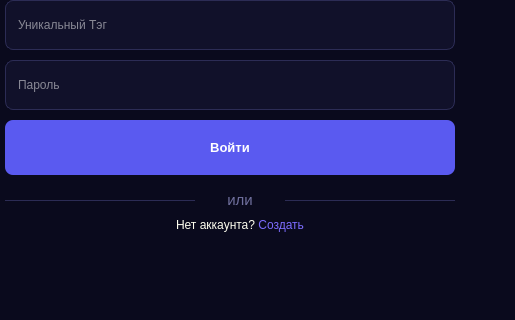
This is Client+logins/aftwindow.ui in ZefirRX/Moon as Qt 5 draws it before an edit; both pictures show x 385 to 900 and y 180 to 500 of the 900 by 500 pixel window. The edited form follows.
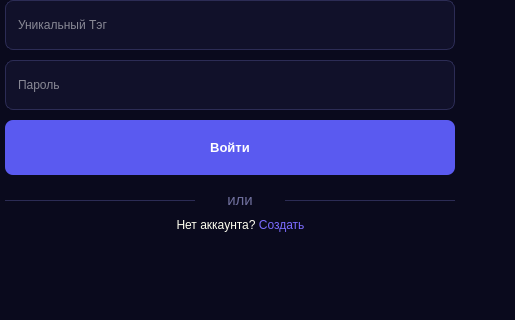
This is the edited form. Icons and pictures are not drawn.

Commit message: Create window chat and back client, update back server

```diff
--- a/Client+logins/aftwindow.ui
+++ b/Client+logins/aftwindow.ui
@@ -322,9 +322,9 @@
     <widget class="QLabel" name="LabelGoToAfter">
      <property name="geometry">
       <rect>
-       <x>140</x>
+       <x>200</x>
        <y>390</y>
-       <width>270</width>
+       <width>151</width>
        <height>30</height>
       </rect>
      </property>
```
Left out of the diff: 6 changed lines with no effect on the pictures. The commit also changes 5 other files.
